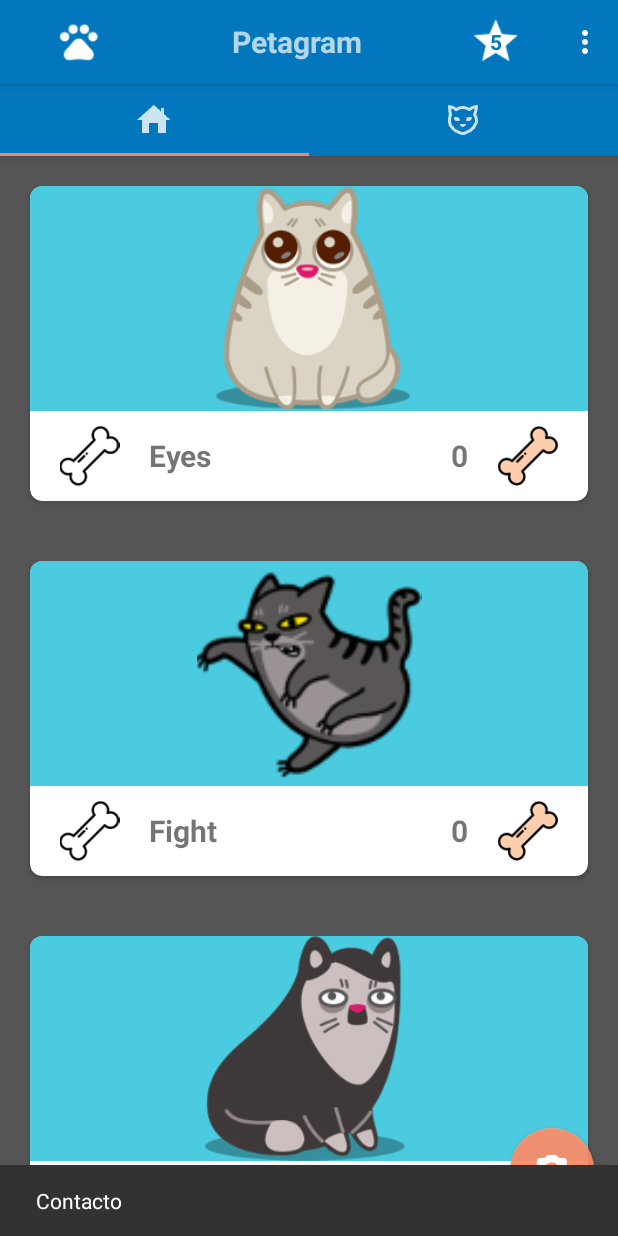
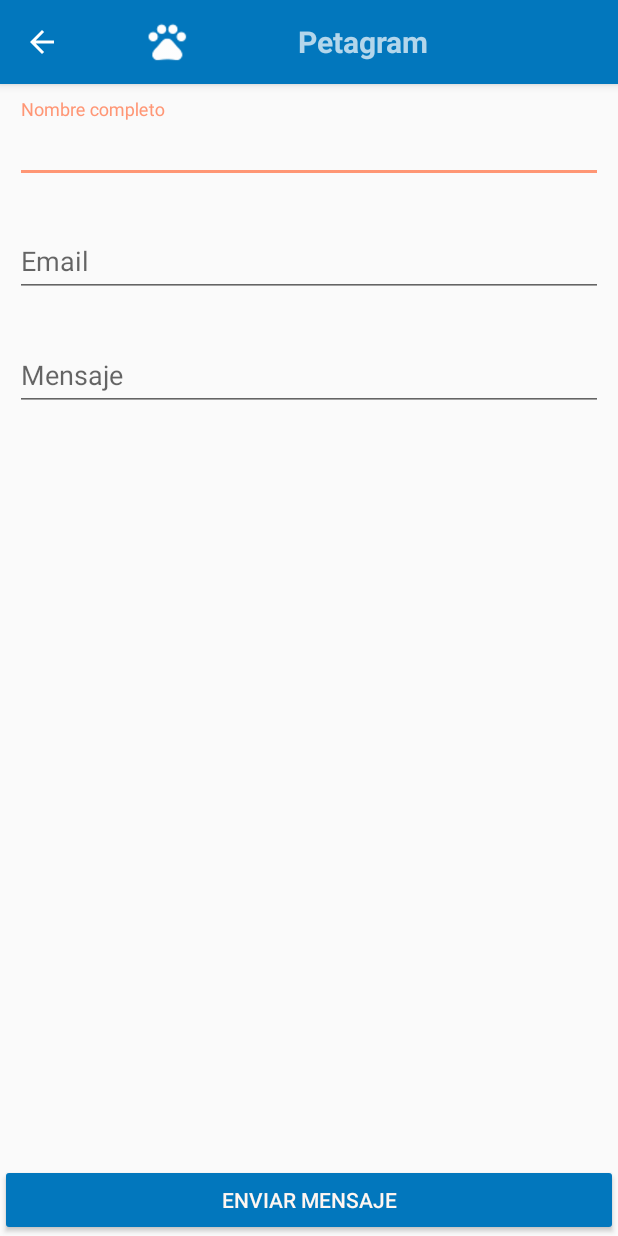
Before and after one commit to jonathanboterog/Android_Petagram, an Android app: the screen it shows after launch (MainActivity before the commit, ContactForm after it), in the options menu, after a tap on "Contacto", on a phone screen of 412 x 824 dp. Run offline under Robolectric (Android 15) with nearby library versions, the phone set to English and light mode, and no system bars.

Commit message:
+ Se agrega pantallas "Contacto" y "Acerca de"

```diff
--- a/app/build.gradle
+++ b/app/build.gradle
@@ -24,8 +24,7 @@ android {
 }
 
 dependencies {
-    implementation fileTree(dir: 'libs', include: ['*.jar'])
-
+    implementation fileTree(include: ['*.jar'], dir: 'libs')
     implementation 'androidx.appcompat:appcompat:1.1.0'
     implementation 'androidx.constraintlayout:constraintlayout:1.1.3'
     implementation 'androidx.legacy:legacy-support-v4:1.0.0'
@@ -34,4 +33,7 @@ dependencies {
     androidTestImplementation 'androidx.test.espresso:espresso-core:3.2.0'
     //noinspection GradleCompatible
     implementation 'com.android.support:design:28.0.0'
+    implementation files('libs/activation.jar')
+    implementation files('libs/additionnal.jar')
+    implementation files('libs/mail.jar')
 }
--- a/app/src/main/java/com/ingenico/petagram/MainActivity.java
+++ b/app/src/main/java/com/ingenico/petagram/MainActivity.java
@@ -2,11 +2,9 @@ package com.ingenico.petagram;
 import androidx.annotation.NonNull;
 import androidx.appcompat.app.AppCompatActivity;
 import androidx.fragment.app.Fragment;
-import androidx.recyclerview.widget.RecyclerView;
 
 import android.content.Intent;
 import android.os.Bundle;
-import android.view.ContextMenu;
 import android.view.Menu;
 import android.view.MenuInflater;
 import android.view.MenuItem;
@@ -15,6 +13,8 @@ import android.widget.RelativeLayout;
 
 import com.google.android.material.snackbar.Snackbar;
 import com.google.android.material.tabs.TabLayout;
+import com.ingenico.petagram.OptionMenu.About;
+import com.ingenico.petagram.OptionMenu.ContactForm;
 import com.ingenico.petagram.adapter.PageAdapter;
 import com.ingenico.petagram.fragment.ProfileFragment;
 import com.ingenico.petagram.fragment.RecyclerViewFragment;
@@ -74,16 +74,18 @@ public class MainActivity extends AppCompatActivity {
     @Override
     public boolean onOptionsItemSelected(@NonNull MenuItem item) {
 
+        Intent intent;
+
         switch(item.getItemId()){
 
             case R.id.action_contact:
-                Snackbar.make(getWindow().getDecorView().findViewById(android.R.id.content),
-                        R.string.contact, Snackbar.LENGTH_SHORT).show();
+                intent = new Intent(this, ContactForm.class);
+                startActivity(intent);
                 break;
 
             case R.id.action_about:
-                Snackbar.make(getWindow().getDecorView().findViewById(android.R.id.content),
-                        R.string.about, Snackbar.LENGTH_SHORT).show();
+                intent = new Intent(this, About.class);
+                startActivity(intent);
                 break;
         }
 
--- /dev/null
+++ b/app/src/main/java/com/ingenico/petagram/OptionMenu/ContactForm.java
@@ -0,0 +1,86 @@
+package com.ingenico.petagram.OptionMenu;
+
+import com.ingenico.petagram.R;
+import com.ingenico.petagram.mail.SendMail;
+
+import androidx.appcompat.app.AppCompatActivity;
+import androidx.appcompat.widget.Toolbar;
+
+import android.content.Intent;
+import android.os.Bundle;
+import android.view.MenuItem;
+import android.view.View;
+import android.widget.EditText;
+import android.widget.RelativeLayout;
+import android.widget.Toast;
+
+public class ContactForm extends AppCompatActivity {
+
+    private String name;
+    private String email;
+    private String message;
+    //put your email here
+    private final String mailPetagram = "jonathanboterog@gmail.com";
+
+    @Override
+    protected void onCreate(Bundle savedInstanceState) {
+        super.onCreate(savedInstanceState);
+        setContentView(R.layout.activity_contact_form);
+
+        Toolbar toolbar = findViewById(R.id.incActionbarForm);
+        RelativeLayout lyStar = findViewById(R.id.lyStar);
+        lyStar.setVisibility(View.INVISIBLE);
+
+        setSupportActionBar(toolbar);
+        getSupportActionBar().setDisplayHomeAsUpEnabled(true);
+
+    }
+
+    @Override
+    public boolean onOptionsItemSelected(MenuItem item) {
+        switch (item.getItemId()) {
+            case android.R.id.home:
+                super.finish();
+                return true;
+
+            default:
+                return super.onOptionsItemSelected(item);
+        }
+    }
+
+    private void sendEmail() {
+        //Creating SendMail object
+        SendMail sm = new SendMail(this, mailPetagram, name + " - " + email,
+                message);
+
+        //Executing sendmail to send email
+        sm.execute();
+    }
+
+    public void OnClickSend(View view) {
+
+        EditText edt_name = findViewById(R.id.edt_name);
+        name = edt_name.getText().toString().trim();
+
+        EditText edt_email = findViewById(R.id.edt_email);
+        email = edt_email.getText().toString().trim();
+
+        EditText edt_message = findViewById(R.id.edt_message);
+        message = edt_message.getText().toString().trim();
+
+        //using java-mail Lib... but I think this is insecure because ask email password :(
+        //sendEmail();
+
+        //using intent, no security problem
+        Intent i = new Intent(Intent.ACTION_SEND);
+        i.setType("message/rfc822");
+        i.putExtra(Intent.EXTRA_EMAIL  , new String[]{mailPetagram});
+        i.putExtra(Intent.EXTRA_SUBJECT, name + " - " + email);
+        i.putExtra(Intent.EXTRA_TEXT   , message);
+        try {
+            startActivity(Intent.createChooser(i, getString(R.string.bt_send)));
+        } catch (android.content.ActivityNotFoundException ex) {
+            Toast.makeText(this, "No hay app de correo instalada!", Toast.LENGTH_SHORT).show();
+        }
+    }
+}
--- a/app/src/main/java/com/ingenico/petagram/adapter/PetAdapter.java
+++ b/app/src/main/java/com/ingenico/petagram/adapter/PetAdapter.java
@@ -2,11 +2,9 @@ package com.ingenico.petagram.adapter;
 
 import android.app.Activity;
 import android.view.LayoutInflater;
-import android.view.MenuItem;
 import android.view.View;
 import android.view.ViewGroup;
 import android.widget.ImageView;
-import android.widget.PopupMenu;
 import android.widget.TextView;
 
 import com.google.android.material.snackbar.Snackbar;
--- /dev/null
+++ b/app/src/main/java/com/ingenico/petagram/mail/Config.java
@@ -0,0 +1,6 @@
+package com.ingenico.petagram.mail;
+
+public class Config {
+    public static final String EMAIL ="jonathanboterog@gmail.com";
+    public static final String PASSWORD ="123456";
+}
--- a/app/src/main/res/layout/actionbar.xml
+++ b/app/src/main/res/layout/actionbar.xml
@@ -1,31 +1,36 @@
 <?xml version="1.0" encoding="utf-8"?>
 <androidx.appcompat.widget.Toolbar xmlns:android="http://schemas.android.com/apk/res/android"
+    xmlns:app="http://schemas.android.com/apk/res-auto"
     android:id="@+id/toolbarparent"
     android:layout_width="match_parent"
-    android:layout_height="?attr/actionBarSize"
-    xmlns:app="http://schemas.android.com/apk/res-auto"
+    android:layout_height="?android:attr/actionBarSize"
     android:background="@color/colorPrimary"
     android:elevation="@dimen/elev_addbar"
     android:theme="@style/ToolBarStyle"
-    app:popupTheme="@style/ThemeOverlay.AppCompat.Light">
+    app:layout_collapseMode="pin"
+    app:contentInsetStart="0dp"
+    app:contentInsetEnd="0dp">
 
     <LinearLayout
         android:layout_width="match_parent"
-        android:layout_height="match_parent">
+        android:layout_height="match_parent"
+        android:weightSum="1">
 
         <ImageView
-            android:layout_width="30dp"
+            android:layout_width="wrap_content"
             android:layout_height="30dp"
             android:layout_weight="0.2"
             android:layout_gravity="center"
             android:src="@drawable/pet_white"
-            android:contentDescription="@string/image"/>
+            android:contentDescription="@string/image"
+            android:visibility="visible"/>
 
         <TextView
             android:layout_width="wrap_content"
             android:layout_height="wrap_content"
             android:layout_gravity="center"
             android:gravity="center"
+            android:maxLines="1"
             android:text="@string/app_name"
             android:textSize="20sp"
             android:textStyle="bold"
@@ -33,10 +38,10 @@
 
         <RelativeLayout
             android:id="@+id/lyStar"
-            android:layout_width="0dp"
+            android:layout_width="wrap_content"
             android:layout_height="35dp"
             android:layout_gravity="center"
-            android:layout_weight="0.3"
+            android:layout_weight="0.2"
             android:onClick="ClickStar">
 
             <ImageView
@@ -49,7 +54,7 @@
 
             <TextView
                 android:layout_width="wrap_content"
-                android:layout_height="wrap_content"
+                android:layout_height="match_parent"
                 android:text="@string/last_five"
                 android:textStyle="bold"
                 android:textColor="@color/colorPrimary"
--- /dev/null
+++ b/app/src/main/res/layout/activity_contact_form.xml
@@ -0,0 +1,97 @@
+<?xml version="1.0" encoding="utf-8"?>
+<RelativeLayout xmlns:android="http://schemas.android.com/apk/res/android"
+    xmlns:tools="http://schemas.android.com/tools"
+    android:layout_width="match_parent"
+    android:layout_height="match_parent"
+    xmlns:app="http://schemas.android.com/apk/res-auto"
+    tools:context="com.ingenico.petagram.OptionMenu.ContactForm">
+
+    <include
+        android:id="@+id/incActionbarForm"
+        layout="@layout/actionbar"
+        app:layout_scrollFlags="scroll|enterAlways"/>
+
+    <ScrollView
+        android:layout_width="match_parent"
+        android:layout_height="wrap_content"
+        android:layout_marginBottom="50dp"
+        android:layout_below="@+id/incActionbarForm">
+
+        <LinearLayout
+            android:layout_width="match_parent"
+            android:layout_height="wrap_content"
+            android:layout_gravity="top"
+            android:gravity="top"
+            android:orientation="vertical">
+
+            <com.google.android.material.textfield.TextInputLayout
+                android:layout_width="match_parent"
+                android:layout_height="wrap_content"
+                android:layout_margin="10dp">
+
+                <com.google.android.material.textfield.TextInputEditText
+                    android:layout_width="match_parent"
+                    android:layout_height="wrap_content"
+                    android:id="@+id/edt_name"
+                    android:inputType="textPersonName|textNoSuggestions"
+                    android:importantForAutofill="no"
+                    android:singleLine="true"
+                    android:ems="10"
+                    android:maxLength="50"
+                    android:hint="@string/form_name"/>
+
+            </com.google.android.material.textfield.TextInputLayout>
+
+            <com.google.android.material.textfield.TextInputLayout
+                android:layout_width="match_parent"
+                android:layout_height="wrap_content"
+                android:layout_margin="10dp">
+
+                <com.google.android.material.textfield.TextInputEditText
+                    android:layout_width="match_parent"
+                    android:layout_height="wrap_content"
+                    android:id="@+id/edt_email"
+                    android:inputType="textEmailAddress|textNoSuggestions"
+                    android:importantForAutofill="no"
+                    android:singleLine="true"
+                    android:ems="10"
+                    android:hint="@string/form_email"/>
+
+            </com.google.android.material.textfield.TextInputLayout>
+
+            <com.google.android.material.textfield.TextInputLayout
+                android:layout_width="match_parent"
+                android:layout_height="wrap_content"
+                android:layout_margin="10dp">
+
+                <com.google.android.material.textfield.TextInputEditText
+                    android:layout_width="match_parent"
+                    android:layout_height="wrap_content"
+                    android:id="@+id/edt_message"
+                    android:inputType="textMultiLine|textNoSuggestions"
+                    android:importantForAutofill="no"
+                    android:singleLine="false"
+                    android:ems="10"
+                    android:hint="@string/form_message"/>
+
+            </com.google.android.material.textfield.TextInputLayout>
+
+        </LinearLayout>
+
+    </ScrollView>
+
+    <LinearLayout
+        android:layout_width="match_parent"
+        android:layout_height="wrap_content"
+        android:layout_alignParentBottom="true">
+
+        <Button
+            android:id="@+id/bt_next"
+            android:layout_width="match_parent"
+            android:layout_height="wrap_content"
+            android:text="@string/bt_send"
+            android:theme="@style/MyButtonRaised"
+            android:onClick="OnClickSend" />
+    </LinearLayout>
+
+</RelativeLayout>
--- a/app/src/main/res/values/strings.xml
+++ b/app/src/main/res/values/strings.xml
@@ -13,6 +13,15 @@
     <string name="ppets">Mascotas</string>
     <string name="pbundle">Bundle</string>
 
+    <string name="form_name">Nombre completo</string>
+    <string name="form_email">Email</string>
+    <string name="form_message">Mensaje</string>
+    <string name="bt_send">Enviar mensaje</string>
+
+    <string name="about_developer">Petagram by: Jonathan Botero Gomez</string>
+    <string name="about_support">soporte: jonathanboterog@gmail.com</string>
+    <string name="about_version">v1.0.0</string>
+
     <!-- TODO: Remove or change this placeholder text -->
     <string name="hello_blank_fragment">Hello blank fragment</string>
 
--- a/app/src/main/res/values/styles.xml
+++ b/app/src/main/res/values/styles.xml
@@ -14,4 +14,11 @@
         <item name="actionMenuTextColor">@android:color/white</item>
     </style>
 
+    <style name="MyButtonRaised" parent="Theme.AppCompat.Light">
+        <!-- Customize your theme here. -->
+        <item name="android:colorButtonNormal">@color/colorPrimary</item>
+        <item name="android:colorPressedHighlight">@color/colorPrimaryDark</item>
+        <item name="android:textColor">@color/colorAccentLightLight</item>
+    </style>
+
 </resources>
--- /dev/null
+++ b/mail/build.gradle
@@ -0,0 +1,2 @@
+configurations.maybeCreate("default")
+artifacts.add("default", file('mail.jar'))
--- a/settings.gradle
+++ b/settings.gradle
@@ -1,2 +1,2 @@
 rootProject.name='RecyclerViewDemo'
-include ':app'
+include ':app', ':mail'
```
Also changed, not shown: app/src/main/AndroidManifest.xml (+18 -5 lines), app/src/main/java/com/ingenico/petagram/OptionMenu/About.java (added, +26 -0 lines), app/src/main/java/com/ingenico/petagram/mail/SendMail.java (added, +105 -0 lines), app/src/main/res/layout/activity_about.xml (added, +54 -0 lines), app/libs/activation.jar (added), app/libs/additionnal.jar (added), app/libs/mail.jar (added), gradle/wrapper/gradle-wrapper.properties, 1 other file.
